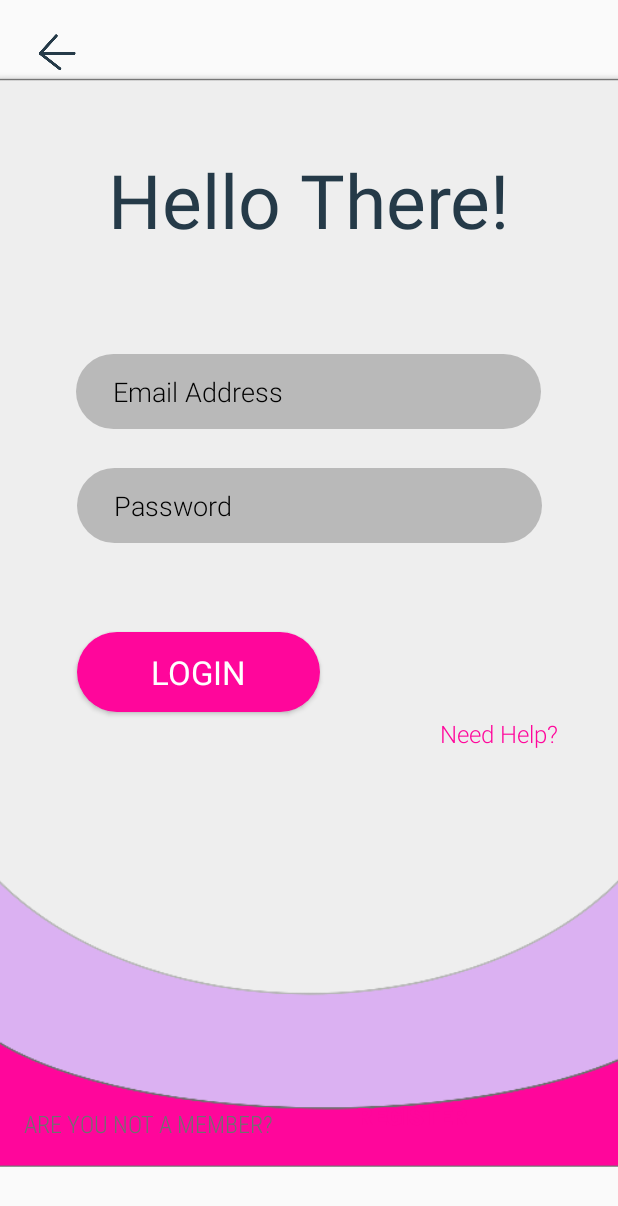
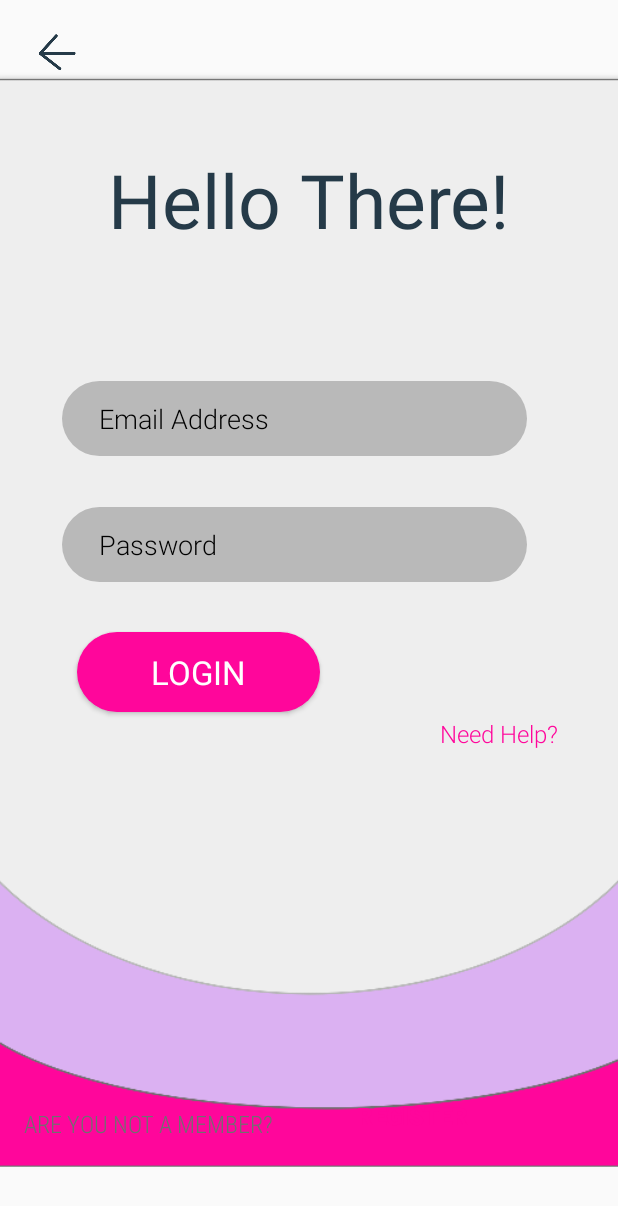
Before and after one commit to iamrukafeso/Ehospital, an Android app: the screen it shows after launch (LoginActivity), after a tap on "Login", on a phone screen of 412 x 824 dp. Shown: the top 1206 px of the screen. Run offline under Robolectric (Android 15) with nearby library versions, the phone set to English and light mode, and no system bars; our stand-ins replace Firebase (no records; nobody signed in at launch, a user with empty details on screens opened directly).

Commit message:
latest version -

```diff
--- a/app/src/main/AndroidManifest.xml
+++ b/app/src/main/AndroidManifest.xml
@@ -9,7 +9,8 @@
         android:roundIcon="@mipmap/ic_launcher_round"
         android:supportsRtl="true"
         android:theme="@style/AppTheme">
-        <activity android:name=".PatientMainActivity"></activity>
+        <activity android:name=".DoctorMainActivity"></activity>
+        <activity android:name=".PatientMainActivity" />
         <activity android:name=".PatientFormActivity" />
         <activity android:name=".menu" />
         <activity android:name=".ChatActivity" />
--- a/app/src/main/java/com/ehospital/MainActivity.java
+++ b/app/src/main/java/com/ehospital/MainActivity.java
@@ -3,6 +3,7 @@ package com.ehospital;
 import androidx.annotation.NonNull;
 import androidx.appcompat.app.AppCompatActivity;
 
+import android.app.ProgressDialog;
 import android.content.Intent;
 import android.os.Bundle;
 import android.view.MenuItem;
@@ -15,6 +16,13 @@ import android.widget.TextView;
 import android.view.Menu;
 import android.widget.Toast;
 
+import com.google.firebase.auth.FirebaseAuth;
+import com.google.firebase.auth.FirebaseUser;
+import com.google.firebase.database.DataSnapshot;
+import com.google.firebase.database.DatabaseError;
+import com.google.firebase.database.DatabaseReference;
+import com.google.firebase.database.FirebaseDatabase;
+import com.google.firebase.database.ValueEventListener;
 
 
 public class MainActivity extends AppCompatActivity {
@@ -22,16 +30,24 @@ public class MainActivity extends AppCompatActivity {
     Button loginButton;
     TextView regBtn;
 
-  //  FirebaseAuth mFirebaseAuth;
+   private FirebaseAuth mAuth;
+   private DatabaseReference mRef,mUserDatabase;
+   private ProgressDialog mProgDialog;
+
     @Override
     protected void onCreate(Bundle savedInstanceState) {
         super.onCreate(savedInstanceState);
         setContentView(R.layout.activity_main);
 
-        //mFirebaseAuth = FirebaseAuth.getInstance();
+
         loginButton = findViewById(R.id.loginBtn);
         regBtn = findViewById(R.id.regTextView);
 
+
+
+        mAuth = FirebaseAuth.getInstance();
+        mRef = FirebaseDatabase.getInstance().getReference();
+        mUserDatabase = mRef.child("Users");
 
         //Set a listener that reacts when the login button is been clicked.
         loginButton.setOnClickListener(new View.OnClickListener() {
@@ -42,6 +58,87 @@ public class MainActivity extends AppCompatActivity {
                 startActivity(intent);
             }
         });
+    }
+
+    @Override
+    protected void onStart() {
+        super.onStart();
+
+        sendToMainActivities();
+
+//        FirebaseUser mCurrentUser = mAuth.getCurrentUser();
+//
+//        if (mCurrentUser != null) {
+//            String userId = mCurrentUser.getUid();
+//
+//            mRef.child(userId).child("accounttype").addValueEventListener(new ValueEventListener() {
+//                @Override
+//                public void onDataChange(@NonNull DataSnapshot dataSnapshot) {
+//                    String accType = dataSnapshot.getValue().toString();
+//
+//                    if (accType.equals("Patient")) {
+//                        Intent patientIntent = new Intent(MainActivity.this, PatientMainActivity.class);
+//                        startActivity(patientIntent);
+//                        finish();
+//                    } else {
+//                        Intent doctPatient = new Intent(MainActivity.this, DoctorMainActivity.class);
+//                        startActivity(doctPatient);
+//                        finish();
+//
+//                    }
+//
+//                }
+//
+//
+//                @Override
+//                public void onCancelled(@NonNull DatabaseError databaseError) {
+//
+//                }
+//            });
+//
+//
+//        }
+//
+//    else {
+//
+//        }
+
+    }
+
+    private void sendToMainActivities()
+    {
+        FirebaseUser mCurrentUser = mAuth.getCurrentUser();
+
+        if (mCurrentUser != null) {
+            String userId = mCurrentUser.getUid();
+
+            mUserDatabase.child(userId).child("accounttype").addValueEventListener(new ValueEventListener() {
+                @Override
+                public void onDataChange(@NonNull DataSnapshot dataSnapshot) {
+                    String accType = dataSnapshot.getValue().toString();
+
+                    if (accType.equals("Patient")) {
+                        Intent patientIntent = new Intent(MainActivity.this, PatientMainActivity.class);
+                        startActivity(patientIntent);
+                        finish();
+                    } else if(accType.equals("Doctor")) {
+                        Intent doctPatient = new Intent(MainActivity.this, DoctorMainActivity.class);
+                        startActivity(doctPatient);
+                        finish();
+
+                    }
+
+                }
+
+
+                @Override
+                public void onCancelled(@NonNull DatabaseError databaseError) {
+
+                }
+            });
+        }
+
+
     }
 
     public void onClick(View view)
@@ -68,4 +165,6 @@ public class MainActivity extends AppCompatActivity {
         }
         return true;
     }
+
+
 }
--- a/app/src/main/res/layout/activity_login.xml
+++ b/app/src/main/res/layout/activity_login.xml
@@ -41,10 +41,10 @@
         android:textColorHint="@color/black"
         app:layout_constraintBottom_toBottomOf="parent"
         app:layout_constraintEnd_toEndOf="parent"
-        app:layout_constraintHorizontal_bias="0.495"
+        app:layout_constraintHorizontal_bias="0.405"
         app:layout_constraintStart_toStartOf="parent"
         app:layout_constraintTop_toTopOf="parent"
-        app:layout_constraintVertical_bias="0.305" />
+        app:layout_constraintVertical_bias="0.328" />
 
     <EditText
         android:id="@+id/passTextEdit"
@@ -58,10 +58,10 @@
         android:textColorHint="@color/black"
         app:layout_constraintBottom_toBottomOf="parent"
         app:layout_constraintEnd_toEndOf="parent"
-        app:layout_constraintHorizontal_bias="0.504"
+        app:layout_constraintHorizontal_bias="0.405"
         app:layout_constraintStart_toStartOf="parent"
         app:layout_constraintTop_toTopOf="parent"
-        app:layout_constraintVertical_bias="0.403" />
+        app:layout_constraintVertical_bias="0.437" />
 
     <Button
         android:id="@+id/loginBtn"
```
Also changed, not shown: app/src/main/java/com/ehospital/LoginActivity.java (+56 -114 lines), app/src/main/java/com/ehospital/PatientMainActivity.java (+21 -0 lines), app/src/main/java/com/ehospital/Registratrion.java (+11 -5 lines), app/src/main/res/layout/activity_menu.xml (+10 -0 lines), app/src/main/res/layout/activity_patient_main.xml (+7 -3 lines).
